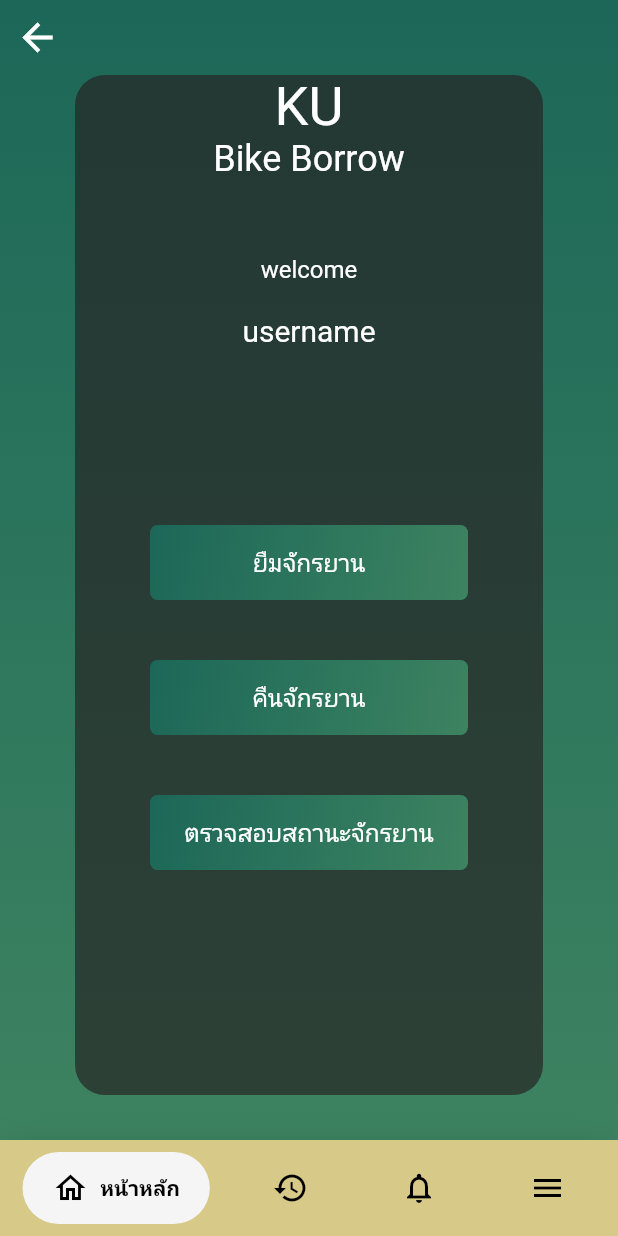
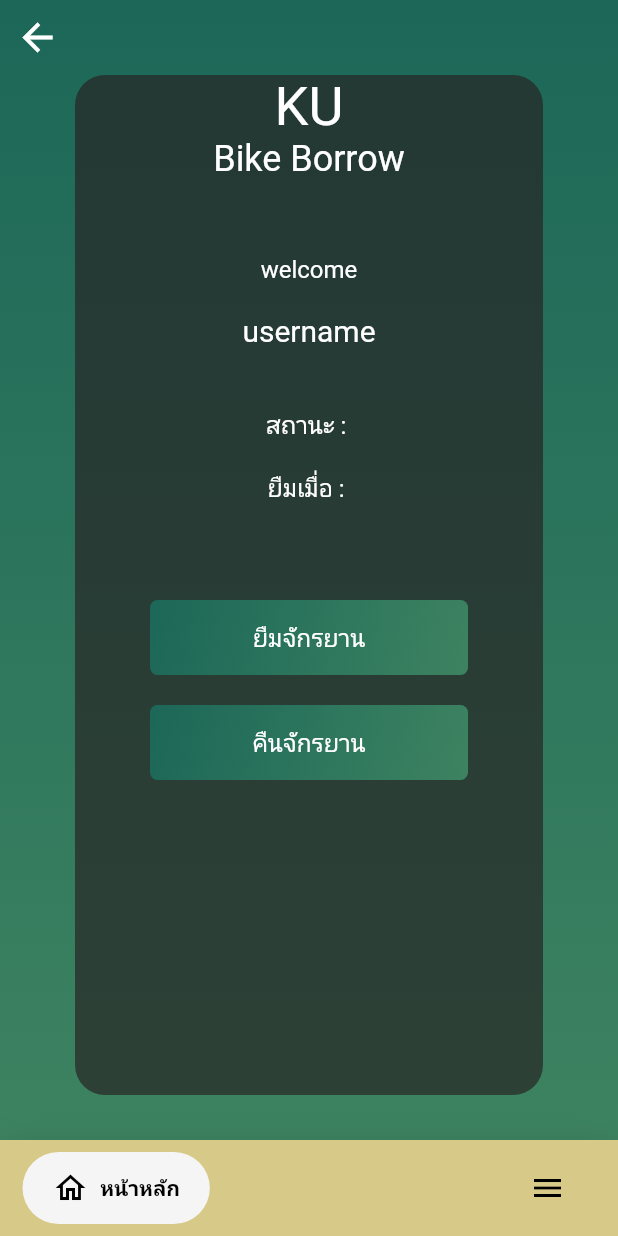
Before and after one commit to Zesiria/cs344-ku-bike-borrow, a Flutter app: the screen it shows after launch, after a tap on "Login", on a phone screen of 412 x 824 dp. Run offline on Flutter 3.47's test engine with Material 2 defaults, Android fonts, the phone set to English and light mode, and no system bars; drawn by our look-alikes of google_nav_bar.

Commit message:
Commit UI page
- Edit login page
- Edit home page
- Edit other page

```diff
--- a/lib/homepage.dart
+++ b/lib/homepage.dart
@@ -105,12 +105,32 @@ class HomePage extends StatelessWidget {
                         color: Colors.white,
                         ),
                       ),
+                      Padding(
+                        padding: EdgeInsets.fromLTRB(40, 40, 40, 20),
+                        child: Text(
+                                  'สถานะ : ',
+                                  style: TextStyle(
+                                  fontSize: 16,
+                                  color: Colors.white,
+                                  ),
+                                ),
+                      ),
+                      Padding(
+                        padding: EdgeInsets.fromLTRB(0, 0, 0, 0),
+                        child: Text(
+                                  'ยืมเมื่อ : ',
+                                  style: TextStyle(
+                                  fontSize: 16,
+                                  color: Colors.white,
+                                  ),
+                                ),
+                      ),
                     ],
                   ),
                 ),
               ),
               Positioned(
-              top: 350,
+              top: 400,
               left: 100,
               right: 100,
               child: Container(
@@ -139,7 +159,7 @@ class HomePage extends StatelessWidget {
               ),
             ),
             Positioned(
-              top: 440,
+              top: 470,
               left: 100,
               right: 100,
               child: Container(
@@ -167,35 +187,6 @@ class HomePage extends StatelessWidget {
                     ),
               ),
             ),
-            Positioned(
-              top: 530,
-              left: 100,
-              right: 100,
-              child: Container(
-                height: 50,
-                width: 100,
-                decoration: BoxDecoration(
-                     gradient: LinearGradient(
-                     begin: Alignment.topLeft,
-                     end: Alignment.bottomRight,
-                     colors: const [
-                    Color.fromRGBO(28, 103, 88, 1),
-                    Color.fromRGBO(61, 131, 97, 1),
-                  ],
-                ),
-                    borderRadius: BorderRadius.circular(5),
-                ),
-                child: const Center(
-                  child: Text(
-                        'ตรวจสอบสถานะจักรยาน',
-                        style: TextStyle(
-                        fontSize: 16,
-                        color: Colors.white,
-                        ),
-                      ),
-                    ),
-              ),
-            ),
           ],
         ),
     );
--- a/lib/login.dart
+++ b/lib/login.dart
@@ -1,14 +1,20 @@
-// ignore_for_file: prefer_const_constructors, prefer_const_literals_to_create_immutables
+// ignore_for_file: prefer_const_constructors, prefer_const_literals_to_create_immutables, library_private_types_in_public_api
 
 import 'package:flutter/material.dart';
 import 'package:ku_bike_borrow_project/register.dart';
 import 'homepage.dart';
 import 'navbar.dart';
 
-class LogIn extends StatelessWidget {
+class LogIn extends StatefulWidget {
   const LogIn({super.key});
 
+  @override
+  _LogInState createState() => _LogInState();
+}
 
+class _LogInState extends State<LogIn> {
+  final TextEditingController textEditingController = TextEditingController();
+  final GlobalKey<FormState> formKey = GlobalKey<FormState>();
 
   @override
   Widget build(BuildContext context) {
@@ -81,6 +87,7 @@ class LogIn extends StatelessWidget {
                         const Padding(
                           padding: EdgeInsets.symmetric(horizontal: 20, vertical: 30),
                           child: TextField(
+                            obscureText: true,
                             decoration: InputDecoration(
                               border: OutlineInputBorder(
                                 borderSide: BorderSide(
@@ -139,6 +146,32 @@ class LogIn extends StatelessWidget {
                             child: Text('Login'),
                           ),
                         ),
+                        InkWell(
+                          onTap: () {
+                            // ทำงานเมื่อปุ่มถูกคลิก
+                            Navigator.push(
+                              context,
+                              MaterialPageRoute(builder: (context) => Register()),
+                            );
+                          },
+                          child: Container(
+                            padding: EdgeInsets.all(10.0),
+                            // decoration: BoxDecoration(
+                            //   border: Border.all(
+                            //     color: Colors.blueAccent
+                            //     ),
+                            //   borderRadius: BorderRadius.circular(5.0),
+                            // ),
+                            child: Text(
+                              'Register',
+                              style: TextStyle(
+                                color: Colors.white,
+                                fontSize: 20,
+                                fontWeight: FontWeight.bold,
+                              ),
+                            ),
+                          ),
+                        ),
                       ],
                     ),
                   ),
--- a/lib/navbar.dart
+++ b/lib/navbar.dart
@@ -3,6 +3,7 @@
 import 'package:flutter/material.dart';
 import 'package:google_nav_bar/google_nav_bar.dart';
 import 'homepage.dart';
+import 'other.dart';
 
 // void main() => runApp(MaterialApp(
 //     builder: (context, child) {
@@ -28,18 +29,15 @@ class _NavBarState extends State<NavBar> {
       TextStyle(fontSize: 30, fontWeight: FontWeight.w600);
   static const List<Widget> _widgetOptions = <Widget>[
       HomePage(),
-    Text(
-      'Likes',
-      style: optionStyle,
-    ),
-    Text(
-      'Search',
-      style: optionStyle,
-    ),
-    Text(
-      'Profile',
-      style: optionStyle,
-    ),
+    // Text(
+    //   'Likes',
+    //   style: optionStyle,
+    // ),
+    // Text(
+    //   'Search',
+    //   style: optionStyle,
+    // ),
+    Other()
   ];
 
   @override
@@ -76,14 +74,14 @@ class _NavBarState extends State<NavBar> {
                   icon: Icons.home_outlined,
                   text: 'หน้าหลัก',
                 ),
-                GButton(
-                  icon: Icons.history_outlined,
-                  text: 'ประวัติ',
-                ),
-                GButton(
-                  icon: Icons.notifications_none_outlined,
-                  text: 'แจ้งเตือน',
-                ),
+                // GButton(
+                //   icon: Icons.history_outlined,
+                //   text: 'ประวัติ',
+                // ),
+                // GButton(
+                //   icon: Icons.notifications_none_outlined,
+                //   text: 'แจ้งเตือน',
+                // ),
                 GButton(
                   icon: Icons.menu_outlined,
                   text: 'อื่นๆ',
--- a/lib/register.dart
+++ b/lib/register.dart
@@ -99,6 +99,7 @@ class Register extends StatelessWidget {
                         const Padding(
                           padding: EdgeInsets.symmetric(horizontal: 20, vertical: 30),
                           child: TextField(
+                            obscureText: true,
                             decoration: InputDecoration(
                               border: OutlineInputBorder(
                                 borderSide: BorderSide(
@@ -119,6 +120,7 @@ class Register extends StatelessWidget {
                         const Padding(
                           padding: EdgeInsets.symmetric(horizontal: 20, vertical: 20),
                           child: TextField(
+                            obscureText: true,
                             decoration: InputDecoration(
                               border: OutlineInputBorder(
                                 borderSide: BorderSide(
```
Also changed, not shown: lib/other.dart (+124 -95 lines). Lines whose indentation alone changed are shown as unchanged.
